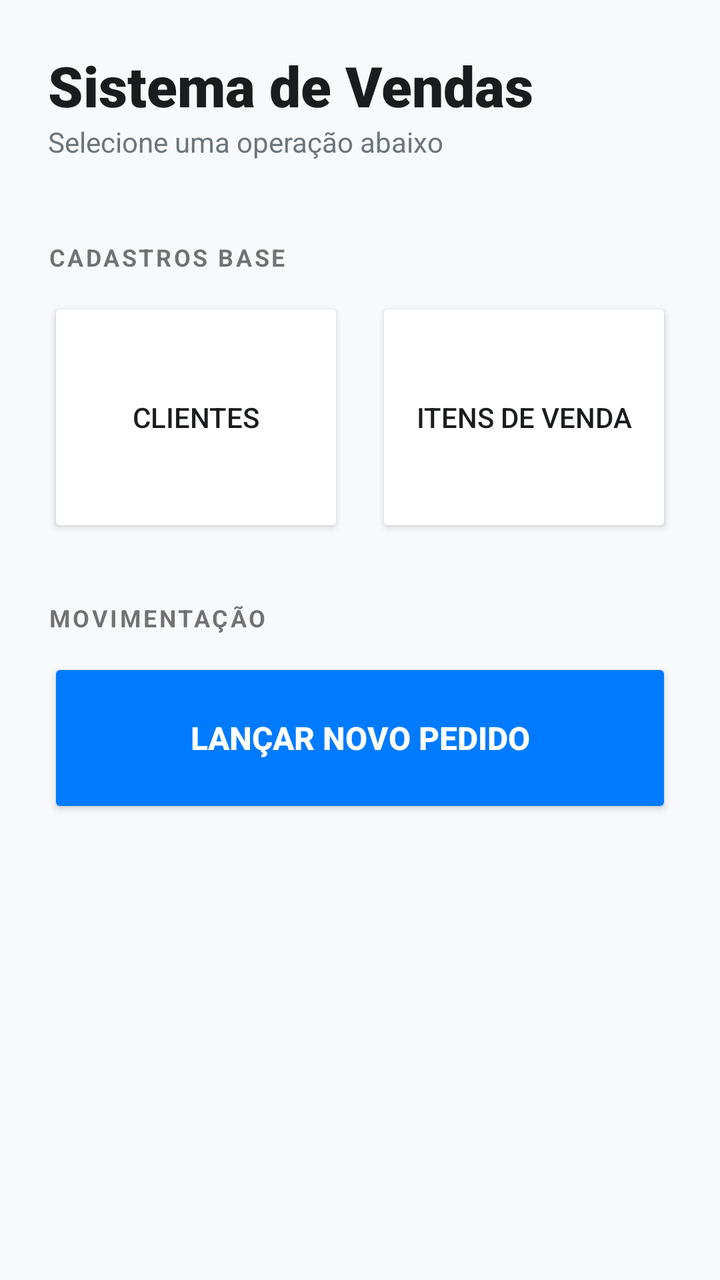
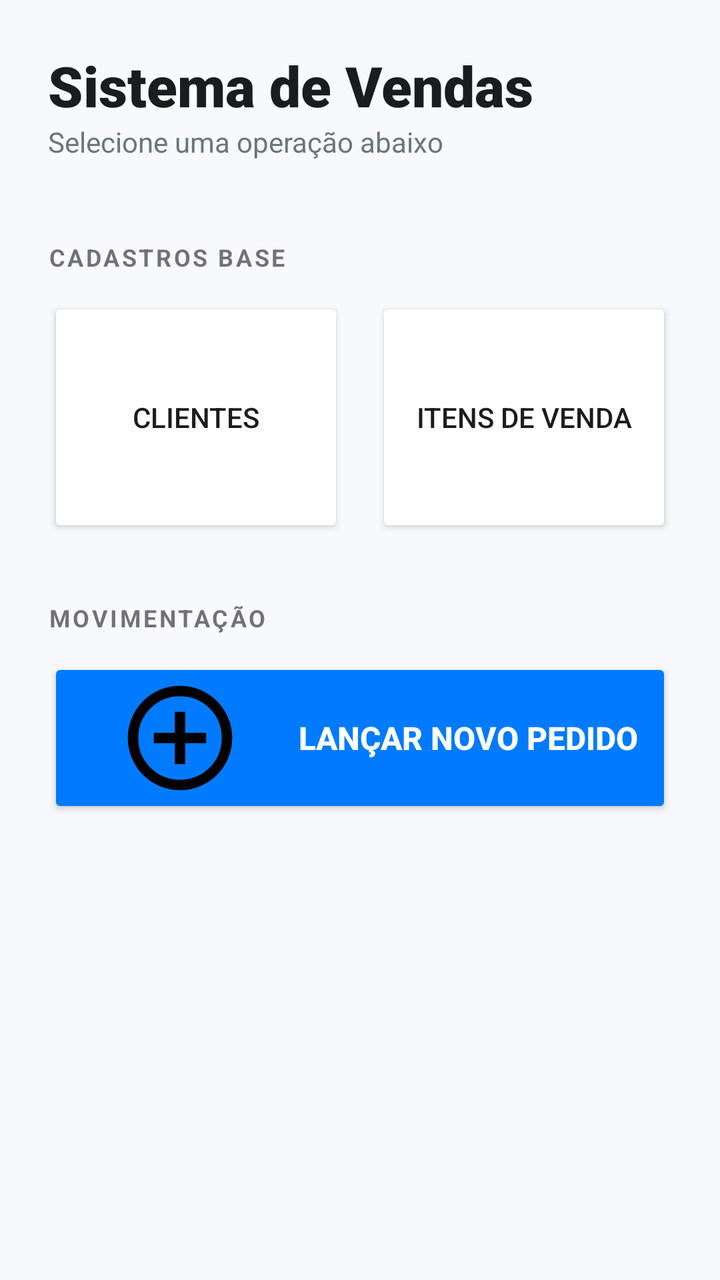

Screens rendered from an Android XML layout before and after an edit, with the pre-edit source and the edit as a unified diff.
<!-- AndroidManifest.xml: application theme Theme.Teste -->
<!-- res/layout/dashboard.xml -->
<?xml version="1.0" encoding="utf-8"?>
<LinearLayout xmlns:android="http://schemas.android.com/apk/res/android"
    android:layout_width="match_parent"
    android:layout_height="match_parent"
    android:orientation="vertical"
    android:padding="24dp"
    android:background="#F8F9FC">

    <TextView
        android:layout_width="wrap_content"
        android:layout_height="wrap_content"
        android:text="Sistema de Vendas"
        android:textSize="28sp"
        android:fontFamily="sans-serif-black"
        android:textColor="#1A1C1E" />

    <TextView
        android:layout_width="wrap_content"
        android:layout_height="wrap_content"
        android:text="Selecione uma operação abaixo"
        android:textSize="14sp"
        android:textColor="#6C757D"
        android:layout_marginBottom="40dp" />

    <TextView
        android:layout_width="wrap_content"
        android:layout_height="wrap_content"
        android:text="CADASTROS BASE"
        android:textSize="12sp"
        android:textStyle="bold"
        android:letterSpacing="0.1"
        android:layout_marginBottom="12dp" />

    <LinearLayout
        android:layout_width="match_parent"
        android:layout_height="wrap_content"
        android:orientation="horizontal"
        android:weightSum="2"
        android:layout_marginBottom="16dp">

        <Button
            android:id="@+id/btnIrCadastroCliente"
            android:layout_width="0dp"
            android:layout_height="120dp"
            android:layout_weight="1"
            android:layout_marginRight="8dp"
            android:text="Clientes"
            android:backgroundTint="#FFFFFF"
            android:textColor="#1A1C1E"
            android:elevation="4dp" />

        <Button
            android:id="@+id/btnIrCadastroItens"
            android:layout_width="0dp"
            android:layout_height="120dp"
            android:layout_weight="1"
            android:layout_marginLeft="8dp"
            android:text="Itens de Venda"
            android:backgroundTint="#FFFFFF"
            android:textColor="#1A1C1E"
            android:elevation="4dp" />
    </LinearLayout>

    <TextView
        android:layout_width="wrap_content"
        android:layout_height="wrap_content"
        android:text="MOVIMENTAÇÃO"
        android:textSize="12sp"
        android:textStyle="bold"
        android:letterSpacing="0.1"
        android:layout_marginTop="16dp"
        android:layout_marginBottom="12dp" />

    <Button
        android:id="@+id/btnIrPedido"
        android:layout_width="match_parent"
        android:layout_height="80dp"
        android:text="Lançar Novo Pedido"
        android:textStyle="bold"
        android:textSize="16sp"
        android:backgroundTint="#007BFF"
        android:textColor="#FFFFFF"
        android:elevation="6dp" />

</LinearLayout>
<!-- resources referenced by this layout -->
<resources>
  <style name="Theme.Teste" parent="android:Theme.Material.Light.NoActionBar" />
</resources>

<!-- the commit's change to res/layout/dashboard.xml (unified diff, before → after) -->
@@ -80,6 +80,7 @@
         android:textSize="16sp"
         android:backgroundTint="#007BFF"
         android:textColor="#FFFFFF"
-        android:elevation="6dp" />
+        android:elevation="6dp"
+        android:drawableLeft="@drawable/ir_foreground"/>
 
 </LinearLayout>
<!-- resource entries referenced after the edit -->
@@ -1,5 +1,21 @@
 <!-- resources referenced by this layout -->
 <resources>
+  <!-- drawable ir_foreground (drawable) -->
+  <vector xmlns:android="http://schemas.android.com/apk/res/android"
+      android:width="108dp"
+      android:height="108dp"
+      android:viewportWidth="960"
+      android:viewportHeight="960"
+      android:tint="#000000">
+    <group android:scaleX="0.58"
+        android:scaleY="0.58"
+        android:translateX="201.6"
+        android:translateY="201.6">
+      <path
+          android:fillColor="@android:color/white"
+          android:pathData="M440,680L520,680L520,520L680,520L680,440L520,440L520,280L440,280L440,440L280,440L280,520L440,520L440,680ZM480,880Q397,880 324,848.5Q251,817 197,763Q143,709 111.5,636Q80,563 80,480Q80,397 111.5,324Q143,251 197,197Q251,143 324,111.5Q397,80 480,80Q563,80 636,111.5Q709,143 763,197Q817,251 848.5,324Q880,397 880,480Q880,563 848.5,636Q817,709 763,763Q709,817 636,848.5Q563,880 480,880ZM480,800Q614,800 707,707Q800,614 800,480Q800,346 707,253Q614,160 480,160Q346,160 253,253Q160,346 160,480Q160,614 253,707Q346,800 480,800ZM480,480Q480,480 480,480Q480,480 480,480Q480,480 480,480Q480,480 480,480Q480,480 480,480Q480,480 480,480Q480,480 480,480Q480,480 480,480Z"/>
+    </group>
+  </vector>
   <style name="Theme.Teste" parent="android:Theme.Material.Light.NoActionBar" />
 </resources>
 
